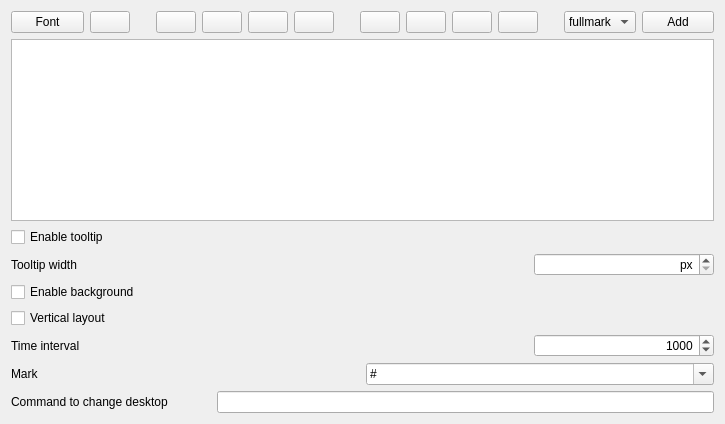
First picture: the form in sources/desktop-panel/widget.ui, repository arcan1s/awesome-widgets, before the edit.
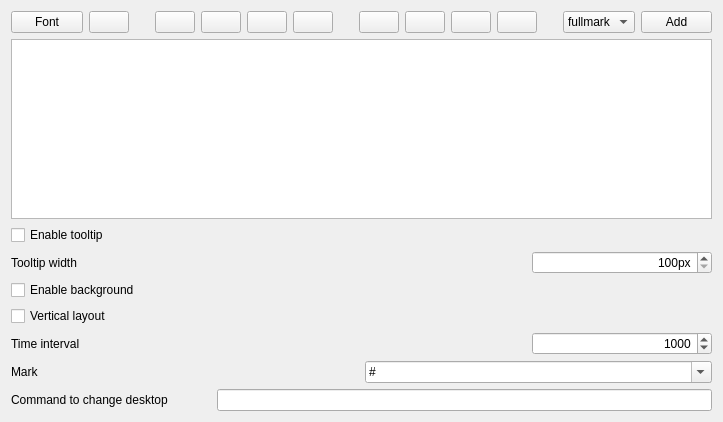
Second picture: the form after the edit. Icons and pictures are not drawn.

Diff of the .ui file:
```diff
--- a/sources/desktop-panel/widget.ui
+++ b/sources/desktop-panel/widget.ui
@@ -6,8 +6,8 @@
    <rect>
     <x>0</x>
     <y>0</y>
-    <width>725</width>
-    <height>424</height>
+    <width>723</width>
+    <height>422</height>
    </rect>
   </property>
   <property name="minimumSize">
@@ -442,7 +442,7 @@
        <property name="alignment">
         <set>Qt::AlignRight|Qt::AlignTrailing|Qt::AlignVCenter</set>
        </property>
-       <property name="specialValueText">
+       <property name="suffix">
         <string>px</string>
        </property>
        <property name="minimum">
```
